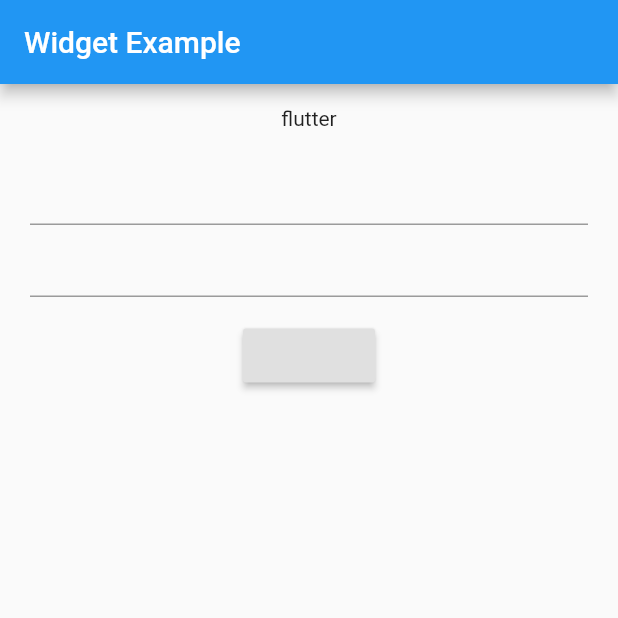
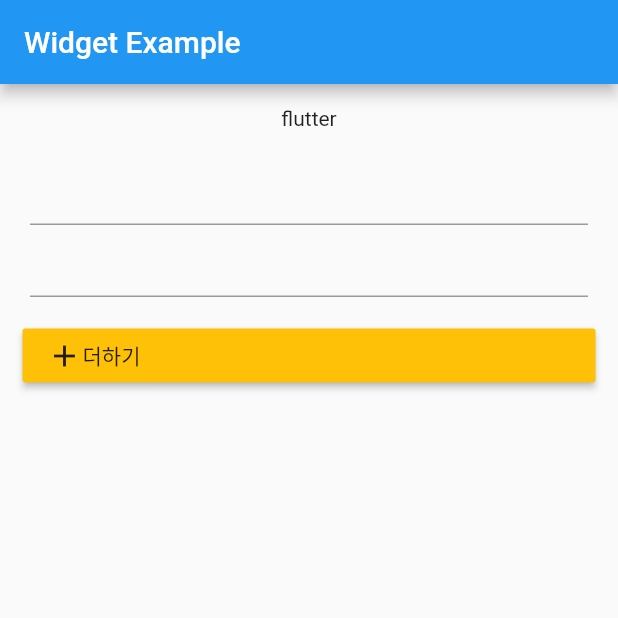
Before and after one commit to junhaesung/flutter-do-it-adder, a Flutter app: the screen it shows after launch, on a phone screen of 412 x 824 dp, the top half of it. Run offline on Flutter 3.47's test engine with Material 2 defaults, Android fonts, the phone set to English and light mode, and no system bars.

Commit message:
6단계: RaisedButton 꾸미기

```diff
--- a/lib/main.dart
+++ b/lib/main.dart
@@ -46,7 +46,12 @@ class _WidgetExampleState extends State<WidgetApp> {
                 )),
             Padding(
                 padding: EdgeInsets.all(15),
-                child: RaisedButton(onPressed: () {}))
+                child: RaisedButton(
+                    child: Row(
+                      children: [Icon(Icons.add), Text('더하기')],
+                    ),
+                    color: Colors.amber,
+                    onPressed: () {}))
           ],
         )),
       ),
```
